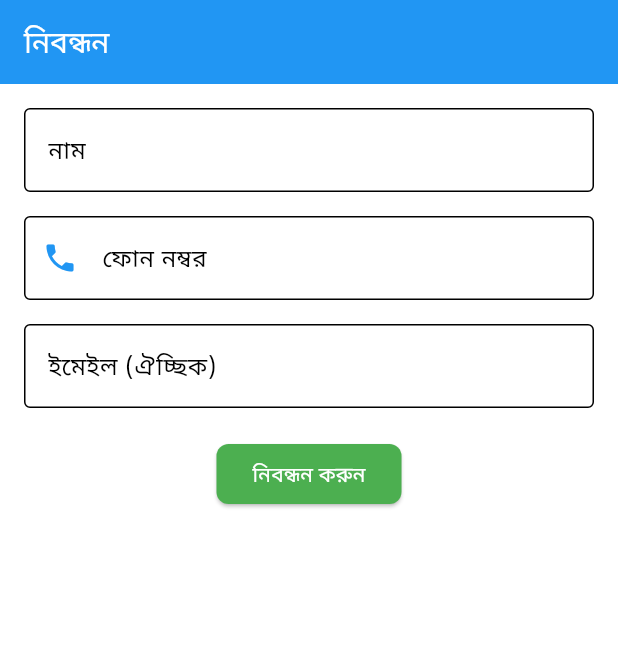
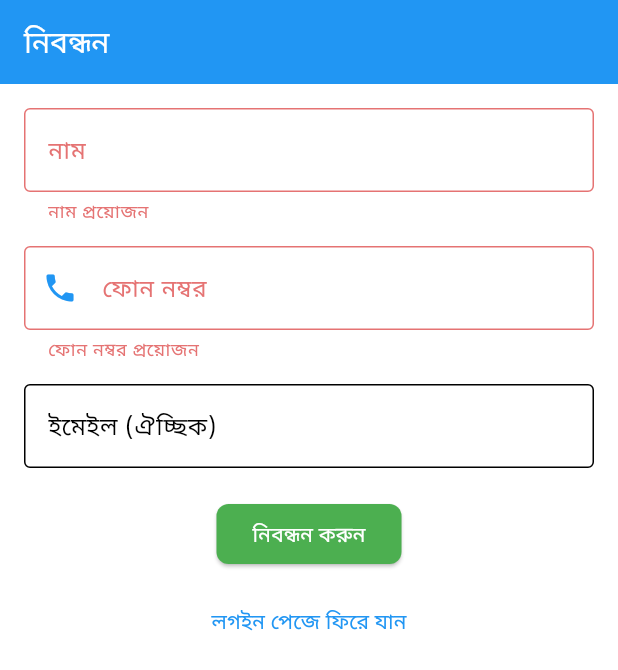
Before and after one commit to SHAHSULTANS/Sheba-Dak, a Flutter app: the RegisterPage screen opened by its route, after a tap on "নিবন্ধন করুন", on a phone screen of 412 x 824 dp. Shown: the top 670 px of the screen. Run offline on Flutter 3.47's test engine with Material 3 defaults, Android fonts, the phone set to English and light mode, and no system bars; our stand-ins replace flutter_bloc, go_router, google_fonts, shared_preferences; accounts and stored records are empty.

Commit message:
Update login and register pages to use Form, TextFormField and Validators

```diff
--- a/lib/features/auth/presentation/pages/login_page.dart
+++ b/lib/features/auth/presentation/pages/login_page.dart
@@ -1,10 +1,10 @@
 import 'package:flutter/material.dart';
 import 'package:flutter_bloc/flutter_bloc.dart';
 import 'package:go_router/go_router.dart';
+import 'package:smartsheba/core/theme/app_theme.dart';
 import 'package:smartsheba/core/utils/validators.dart';
 import '../bloc/auth_bloc.dart';
-import '/../../core/theme/app_theme.dart';
-import '../../core/utils/validators.dart';
+
 
 class LoginPage extends StatefulWidget {
   const LoginPage({super.key});
@@ -26,9 +26,7 @@ class _LoginPageState extends State<LoginPage> {
   @override
   Widget build(BuildContext context) {
     return Scaffold(
-      appBar: AppBar(
-        title: const Text('লগইন', style: TextStyle(color: Colors.white)),
-      ),
+      appBar: AppBar(title: const Text('লগইন', style: TextStyle(color: Colors.white))),
       body: SingleChildScrollView(
         padding: const EdgeInsets.all(16.0),
         child: Form(
@@ -43,13 +41,13 @@ class _LoginPageState extends State<LoginPage> {
               const SizedBox(height: 20),
               TextFormField(
                 controller: phoneController,
-                validator: (value) => Validators.validatePhoneNumber(value ?? ''),
                 decoration: InputDecoration(
                   labelText: 'ফোন নম্বর',
                   border: const OutlineInputBorder(),
                   prefixIcon: Icon(Icons.phone, color: AppColors.primary),
                 ),
                 keyboardType: TextInputType.phone,
+                validator: (value) => Validators.validatePhoneNumber(value),
               ),
               const SizedBox(height: 20),
               BlocConsumer<AuthBloc, AuthState>(
@@ -69,9 +67,8 @@ class _LoginPageState extends State<LoginPage> {
                   return ElevatedButton(
                     onPressed: () {
                       if (_formKey.currentState?.validate() ?? false) {
-                        context.read<AuthBloc>().add(
-                          LoginEvent(phoneController.text, '123456'),
-                        );
+                        context.read<AuthBloc>().add(SendOtpEvent(phoneController.text));
+                        context.go('/otp?phone=${phoneController.text}');
                       }
                     },
                     child: const Text('ওটিপি পাঠান'),
@@ -83,7 +80,7 @@ class _LoginPageState extends State<LoginPage> {
                   context.go('/register');
                 },
                 child: const Text('নতুন অ্যাকাউন্ট তৈরি করুন'),
-              )
+              ),
             ],
           ),
         ),
--- a/lib/features/auth/presentation/pages/register_page.dart
+++ b/lib/features/auth/presentation/pages/register_page.dart
@@ -1,50 +1,76 @@
 import 'package:flutter/material.dart';
 import 'package:flutter_bloc/flutter_bloc.dart';
+import 'package:go_router/go_router.dart';
+import 'package:smartsheba/core/theme/app_theme.dart';
+import 'package:smartsheba/core/utils/validators.dart';
 import '../bloc/auth_bloc.dart';
-import '/../../core/theme/app_theme.dart';
-import 'package:go_router/go_router.dart';
 
-
-class RegisterPage extends StatelessWidget {
+class RegisterPage extends StatefulWidget {
   const RegisterPage({super.key});
 
   @override
-  Widget build(BuildContext context) {
+  State<RegisterPage> createState() => _RegisterPageState();
+}
+
+class _RegisterPageState extends State<RegisterPage> {
+  final _formKey = GlobalKey<FormState>();
   final nameController = TextEditingController();
   final phoneController = TextEditingController();
   final emailController = TextEditingController();
 
+  @override
+  void dispose() {
+    nameController.dispose();
+    phoneController.dispose();
+    emailController.dispose();
+    super.dispose();
+  }
+
+  @override
+  Widget build(BuildContext context) {
     return Scaffold(
-      appBar: AppBar(title: const Text('নিবন্ধন', style: TextStyle(color: Colors.white))),
-      body: Padding(
+      appBar: AppBar(
+        title: const Text('নিবন্ধন', style: TextStyle(color: Colors.white)),
+      ),
+      body: SingleChildScrollView(
         padding: const EdgeInsets.all(16.0),
+        child: Form(
+          key: _formKey,
           child: Column(
             children: [
-            TextField(
+              TextFormField(
                 controller: nameController,
-              decoration: InputDecoration(
-                labelText: 'নাম', // Name in Bangla.
+                decoration: const InputDecoration(
+                  labelText: 'নাম',
                   border: OutlineInputBorder(),
                 ),
+                validator: (value) {
+                  if (value == null || value.isEmpty) {
+                    return 'নাম প্রয়োজন';
+                  }
+                  return null;
+                },
               ),
               const SizedBox(height: 16),
-            TextField(
+              TextFormField(
                 controller: phoneController,
                 decoration: InputDecoration(
-                labelText: 'ফোন নম্বর', // Phone Number in Bangla.
-                border: OutlineInputBorder(),
+                  labelText: 'ফোন নম্বর',
+                  border: const OutlineInputBorder(),
                   prefixIcon: Icon(Icons.phone, color: AppColors.primary),
                 ),
                 keyboardType: TextInputType.phone,
+                validator: (value) => Validators.validatePhoneNumber(value),
               ),
               const SizedBox(height: 16),
-            TextField(
+              TextFormField(
                 controller: emailController,
-              decoration: InputDecoration(
-                labelText: 'ইমেইল (ঐচ্ছিক)', // Email (Optional) in Bangla.
+                decoration: const InputDecoration(
+                  labelText: 'ইমেইল (ঐচ্ছিক)',
                   border: OutlineInputBorder(),
                 ),
                 keyboardType: TextInputType.emailAddress,
+                validator: (value) => Validators.validateEmail(value),
               ),
               const SizedBox(height: 20),
               BlocConsumer<AuthBloc, AuthState>(
@@ -63,15 +89,24 @@ class RegisterPage extends StatelessWidget {
                   }
                   return ElevatedButton(
                     onPressed: () {
-                    context.read<AuthBloc>().add(
-                      LoginEvent(phoneController.text, '123456'), // Dummy OTP for now.
-                    );
+                      if (_formKey.currentState?.validate() ?? false) {
+                        context.read<AuthBloc>().add(SendOtpEvent(phoneController.text));
+                        context.go('/otp?phone=${phoneController.text}');
+                      }
                     },
-                  child: const Text('নিবন্ধন করুন'), // Register in Bangla.
+                    child: const Text('নিবন্ধন করুন'),
                   );
                 },
               ),
+              const SizedBox(height: 10),
+              TextButton(
+                onPressed: () {
+                  context.go('/login');
+                },
+                child: const Text('লগইন পেজে ফিরে যান'),
+              ),
             ],
+          ),
         ),
       ),
     );
```
Lines whose indentation alone changed are shown as unchanged.
